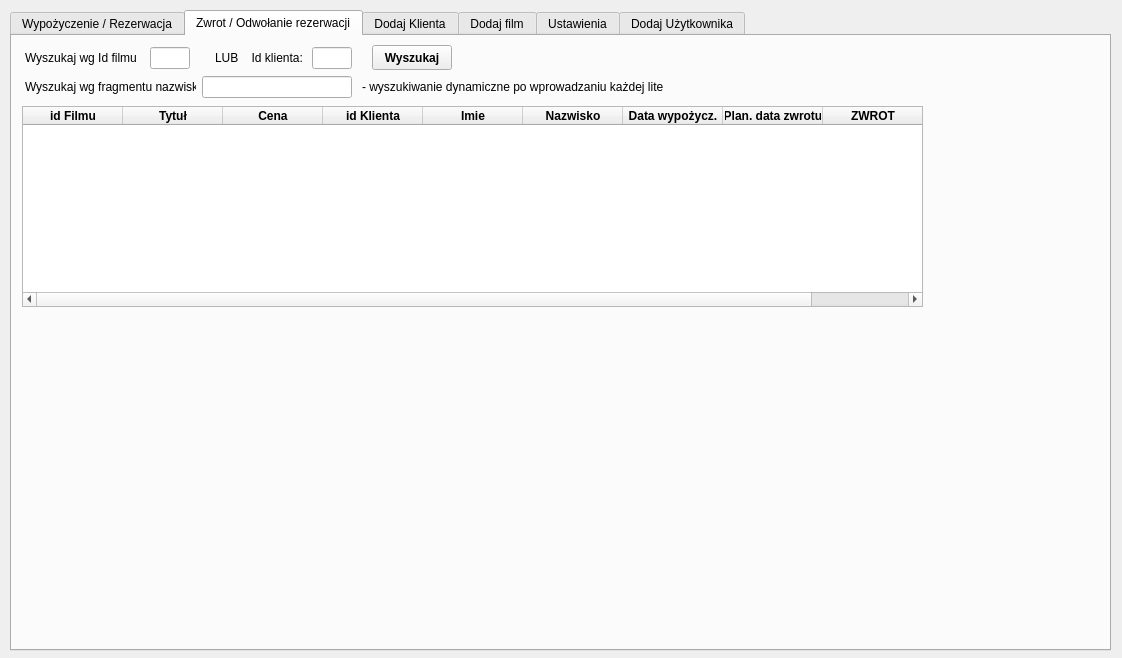
This is RentDVD/wypozyczalnia.ui in ekspensum/CPP_Projects as Qt 5 draws it before an edit. The edited form follows.
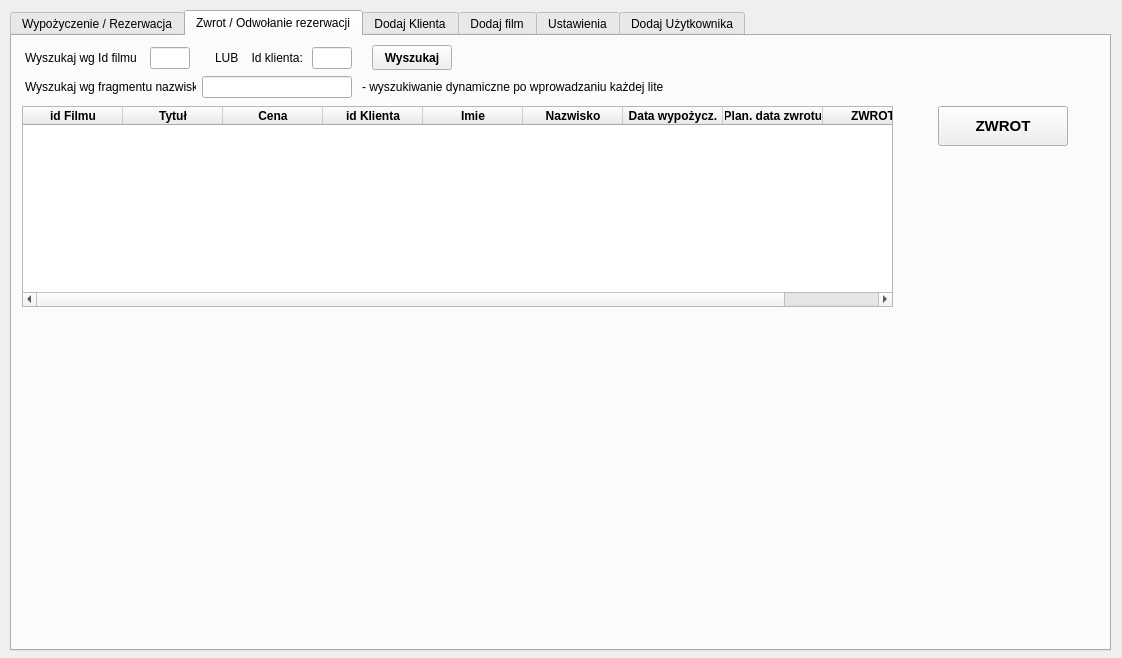
This is the edited form. The open tabs and pages were chosen to show the change.

```diff
--- a/RentDVD/wypozyczalnia.ui
+++ b/RentDVD/wypozyczalnia.ui
@@ -711,7 +711,7 @@
       <rect>
        <x>10</x>
        <y>70</y>
-       <width>901</width>
+       <width>871</width>
        <height>201</height>
       </rect>
      </property>
@@ -824,10 +824,10 @@
     <widget class="QLabel" name="komunikatyWypozycz_2">
      <property name="geometry">
       <rect>
-       <x>660</x>
-       <y>20</y>
-       <width>421</width>
-       <height>41</height>
+       <x>770</x>
+       <y>10</y>
+       <width>311</width>
+       <height>51</height>
       </rect>
      </property>
      <property name="font">
@@ -863,6 +863,63 @@
       <string>- wyszukiwanie dynamiczne po wprowadzaniu każdej litery</string>
      </property>
     </widget>
+    <widget class="QPushButton" name="pushButtonZwrot">
+     <property name="geometry">
+      <rect>
+       <x>926</x>
+       <y>70</y>
+       <width>130</width>
+       <height>40</height>
+      </rect>
+     </property>
+     <property name="palette">
+      <palette>
+       <active>
+        <colorrole role="Link">
+         <brush brushstyle="SolidPattern">
+          <color alpha="255">
+           <red>138</red>
+           <green>124</green>
+           <blue>244</blue>
+          </color>
+         </brush>
+        </colorrole>
+       </active>
+       <inactive>
+        <colorrole role="Link">
+         <brush brushstyle="SolidPattern">
+          <color alpha="255">
+           <red>138</red>
+           <green>124</green>
+           <blue>244</blue>
+          </color>
+         </brush>
+        </colorrole>
+       </inactive>
+       <disabled>
+        <colorrole role="Link">
+         <brush brushstyle="SolidPattern">
+          <color alpha="255">
+           <red>138</red>
+           <green>124</green>
+           <blue>244</blue>
+          </color>
+         </brush>
+        </colorrole>
+       </disabled>
+      </palette>
+     </property>
+     <property name="font">
+      <font>
+       <pointsize>11</pointsize>
+       <weight>75</weight>
+       <bold>true</bold>
+      </font>
+     </property>
+     <property name="text">
+      <string>ZWROT</string>
+     </property>
+    </widget>
     <widget class="QLineEdit" name="lineEditIdFilmuWyszukajZwrot">
      <property name="geometry">
       <rect>
```
Left out of the diff: 6 changed lines with no effect on the pictures.
